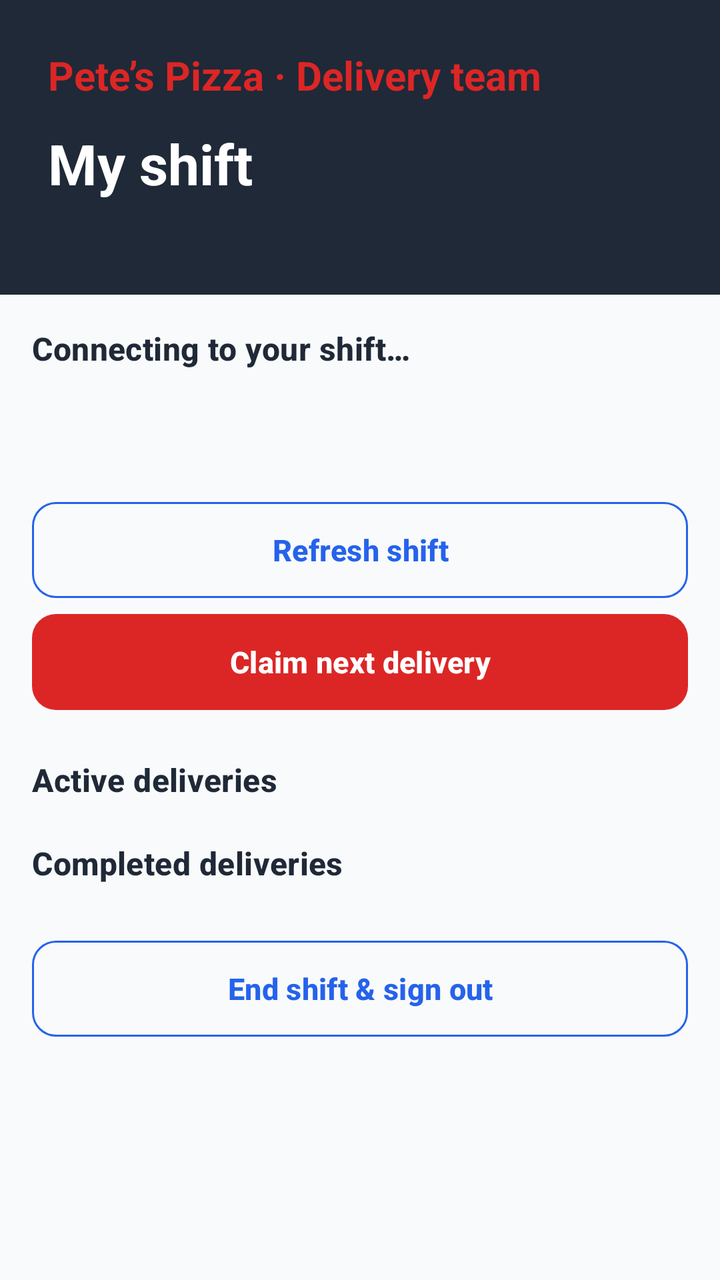
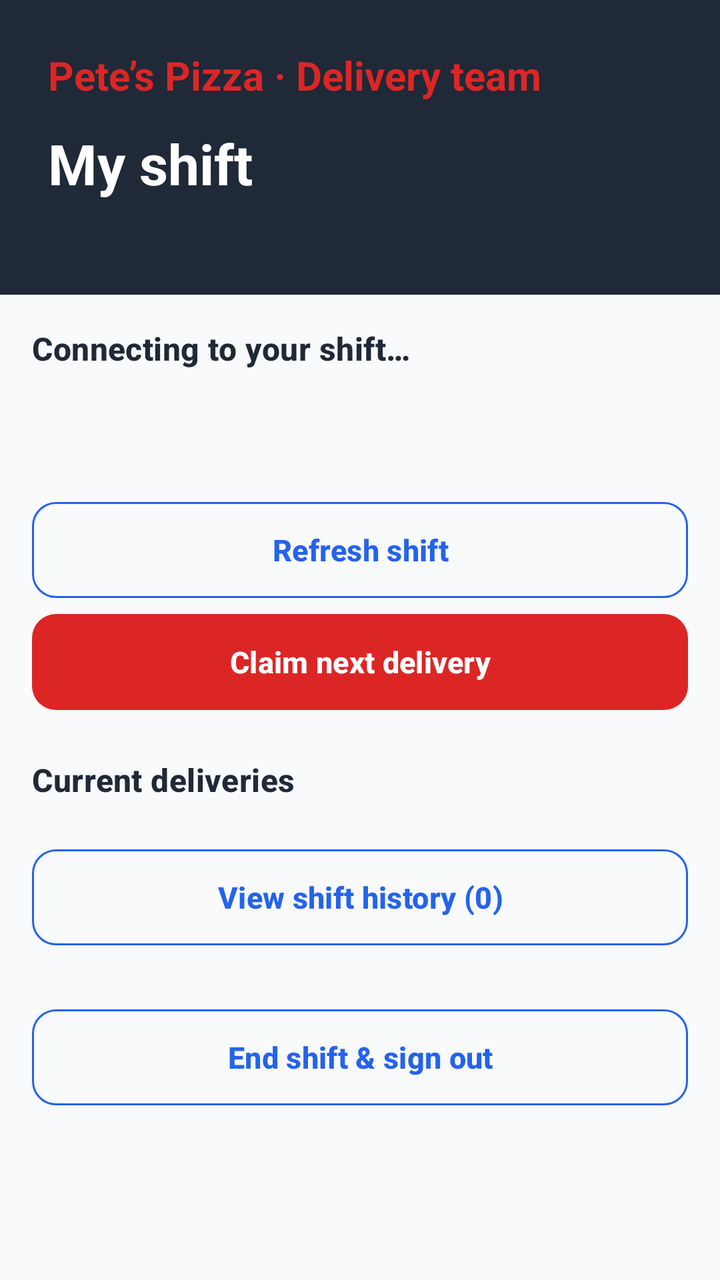

Compare the two renders of this Android layout. The source of the first and the diff that turns it into the second are given below.
<!-- AndroidManifest.xml: application theme Theme.DeliveryApp -->
<!-- res/layout/activity_driver.xml -->
<?xml version="1.0" encoding="utf-8"?>
<ScrollView xmlns:android="http://schemas.android.com/apk/res/android" xmlns:app="http://schemas.android.com/apk/res-auto"
    android:id="@+id/driverScroll" android:layout_width="match_parent" android:layout_height="match_parent" android:fillViewport="true">
    <LinearLayout android:layout_width="match_parent" android:layout_height="wrap_content" android:orientation="vertical">
        <LinearLayout android:layout_width="match_parent" android:layout_height="wrap_content" android:orientation="vertical"
            android:padding="24dp" android:background="@color/gunmetal">
            <TextView android:layout_width="match_parent" android:layout_height="wrap_content" android:text="Pete’s Pizza · Delivery team"
                android:textColor="@color/terracotta" android:textStyle="bold" android:textSize="20sp" />
            <TextView android:id="@+id/tvDriverName" android:layout_width="match_parent" android:layout_height="wrap_content"
                android:layout_marginTop="12dp" android:text="My shift" android:textSize="28sp" android:textStyle="bold" android:textColor="@color/white" />
            <TextView android:id="@+id/tvDriverBranch" android:layout_width="match_parent" android:layout_height="wrap_content"
                android:layout_marginTop="4dp" android:textColor="@color/white" />
        </LinearLayout>
        <LinearLayout android:layout_width="match_parent" android:layout_height="wrap_content" android:orientation="vertical" android:padding="16dp">
            <TextView android:id="@+id/tvDriverShift" android:layout_width="match_parent" android:layout_height="wrap_content"
                android:text="Connecting to your shift…" android:textAppearance="@style/Text.Section" />
            <TextView android:id="@+id/tvDriverSummary" android:layout_width="match_parent" android:layout_height="wrap_content" android:layout_marginTop="12dp" />
            <TextView android:id="@+id/tvDriverConnection" android:layout_width="match_parent" android:layout_height="wrap_content" android:layout_marginTop="12dp" />
            <TextView android:id="@+id/tvDriverError" android:layout_width="match_parent" android:layout_height="wrap_content"
                android:layout_marginTop="8dp" android:textColor="?attr/colorError" android:accessibilityLiveRegion="polite" android:visibility="gone" />
            <com.google.android.material.button.MaterialButton android:id="@+id/btnDriverRetry" style="@style/Widget.App.SecondaryButton"
                android:layout_width="match_parent" android:layout_height="wrap_content" android:minHeight="56dp" android:text="Refresh shift" />
            <com.google.android.material.button.MaterialButton android:id="@+id/btnDriverClaim" android:layout_width="match_parent"
                android:layout_height="wrap_content" android:minHeight="56dp" android:text="Claim next delivery" android:enabled="false" />
            <TextView android:layout_width="match_parent" android:layout_height="wrap_content" android:layout_marginTop="20dp"
                android:text="Active deliveries" android:textAppearance="@style/Text.Section" />
            <LinearLayout android:id="@+id/driverActive" android:layout_width="match_parent" android:layout_height="wrap_content" android:orientation="vertical" />
            <TextView android:layout_width="match_parent" android:layout_height="wrap_content" android:layout_marginTop="20dp"
                android:text="Completed deliveries" android:textAppearance="@style/Text.Section" />
            <LinearLayout android:id="@+id/driverCompleted" android:layout_width="match_parent" android:layout_height="wrap_content" android:orientation="vertical" />
            <com.google.android.material.button.MaterialButton android:id="@+id/btnDriverEnd" style="@style/Widget.App.SecondaryButton"
                android:layout_width="match_parent" android:layout_height="wrap_content" android:layout_marginTop="24dp"
                android:minHeight="56dp" android:text="End shift &amp; sign out" android:enabled="false" />
        </LinearLayout>
    </LinearLayout>
</ScrollView>
<!-- resources referenced by this layout -->
<resources>
  <color name="gunmetal">@color/neutral_dark</color>
  <color name="terracotta">@color/brand_red</color>
  <color name="white">@color/surface</color>
  <style name="Text.Section" parent="TextAppearance.Material3.TitleMedium">
          <item name="android:textStyle">bold</item>
          <item name="android:textColor">?attr/colorOnSurface</item>
      </style>
  <style name="Widget.App.SecondaryButton" parent="Widget.Material3.Button.OutlinedButton">
          <item name="cornerRadius">12dp</item>
          <item name="strokeColor">@color/brand_blue</item>
          <item name="android:textColor">@color/brand_blue</item>
          <item name="iconTint">@color/brand_blue</item>
      </style>
  <style name="Theme.DeliveryApp" parent="Theme.Material3.Light.NoActionBar">
          <item name="materialButtonStyle">@style/Widget.App.PrimaryButton</item>
          <item name="materialButtonOutlinedStyle">@style/Widget.App.SecondaryButton</item>
          <item name="colorPrimary">@color/brand_red</item>
          <item name="colorOnPrimary">@color/surface</item>
          <item name="colorPrimaryContainer">@color/brand_red_tint</item>
          <item name="colorOnPrimaryContainer">@color/neutral_dark</item>
          <item name="colorSecondary">@color/brand_blue</item>
          <item name="colorOnSecondary">@color/surface</item>
          <item name="colorSecondaryContainer">@color/brand_blue_tint</item>
          <item name="colorOnSecondaryContainer">@color/neutral_dark</item>
          <item name="colorTertiary">@color/neutral_primary</item>
          <item name="colorSurface">@color/surface</item>
          <item name="colorOnSurface">@color/neutral_dark</item>
          <item name="colorSurfaceVariant">@color/neutral_border</item>
          <item name="colorOnSurfaceVariant">@color/neutral_medium</item>
          <item name="colorOutline">@color/neutral_medium</item>
          <item name="colorError">@color/error_red</item>
          <item name="android:colorBackground">@color/page_background</item>
          <item name="android:textColorPrimary">@color/neutral_dark</item>
          <item name="android:statusBarColor">@color/brand_blue_dark</item>
          <item name="android:navigationBarColor">@color/page_background</item>
          <item name="android:windowLightStatusBar">false</item>
          <item name="android:windowLightNavigationBar">true</item>
      </style>
  <color name="neutral_dark">#1F2937</color>
  <color name="brand_red">#DC2626</color>
  <color name="surface">#FFFFFF</color>
  <color name="brand_blue">#2563EB</color>
  <style name="Widget.App.PrimaryButton" parent="Widget.Material3.Button">
          <item name="cornerRadius">12dp</item>
          <item name="android:textSize">15sp</item>
          <item name="android:minHeight">56dp</item>
          <item name="android:textStyle">bold</item>
          <item name="backgroundTint">@color/brand_red</item>
          <item name="android:textColor">@color/surface</item>
      </style>
  <color name="brand_red_tint">#FEE2E2</color>
  <color name="brand_blue_tint">#DBEAFE</color>
  <color name="neutral_primary">#4B5563</color>
  <color name="neutral_border">#E5E7EB</color>
  <color name="neutral_medium">#6B7280</color>
  <color name="error_red">#B91C1C</color>
  <color name="page_background">#F9FAFB</color>
  <color name="brand_blue_dark">#1E40AF</color>
</resources>

<!-- the commit's change to res/layout/activity_driver.xml (unified diff, before → after) -->
@@ -23,11 +23,11 @@
             <com.google.android.material.button.MaterialButton android:id="@+id/btnDriverClaim" android:layout_width="match_parent"
                 android:layout_height="wrap_content" android:minHeight="56dp" android:text="Claim next delivery" android:enabled="false" />
             <TextView android:layout_width="match_parent" android:layout_height="wrap_content" android:layout_marginTop="20dp"
-                android:text="Active deliveries" android:textAppearance="@style/Text.Section" />
+                android:text="Current deliveries" android:textAppearance="@style/Text.Section" />
             <LinearLayout android:id="@+id/driverActive" android:layout_width="match_parent" android:layout_height="wrap_content" android:orientation="vertical" />
-            <TextView android:layout_width="match_parent" android:layout_height="wrap_content" android:layout_marginTop="20dp"
-                android:text="Completed deliveries" android:textAppearance="@style/Text.Section" />
-            <LinearLayout android:id="@+id/driverCompleted" android:layout_width="match_parent" android:layout_height="wrap_content" android:orientation="vertical" />
+            <com.google.android.material.button.MaterialButton android:id="@+id/btnDriverHistory" style="@style/Widget.App.SecondaryButton"
+                android:layout_width="match_parent" android:layout_height="wrap_content" android:layout_marginTop="20dp"
+                android:minHeight="56dp" android:text="View shift history (0)" android:enabled="false" />
             <com.google.android.material.button.MaterialButton android:id="@+id/btnDriverEnd" style="@style/Widget.App.SecondaryButton"
                 android:layout_width="match_parent" android:layout_height="wrap_content" android:layout_marginTop="24dp"
                 android:minHeight="56dp" android:text="End shift &amp; sign out" android:enabled="false" />
